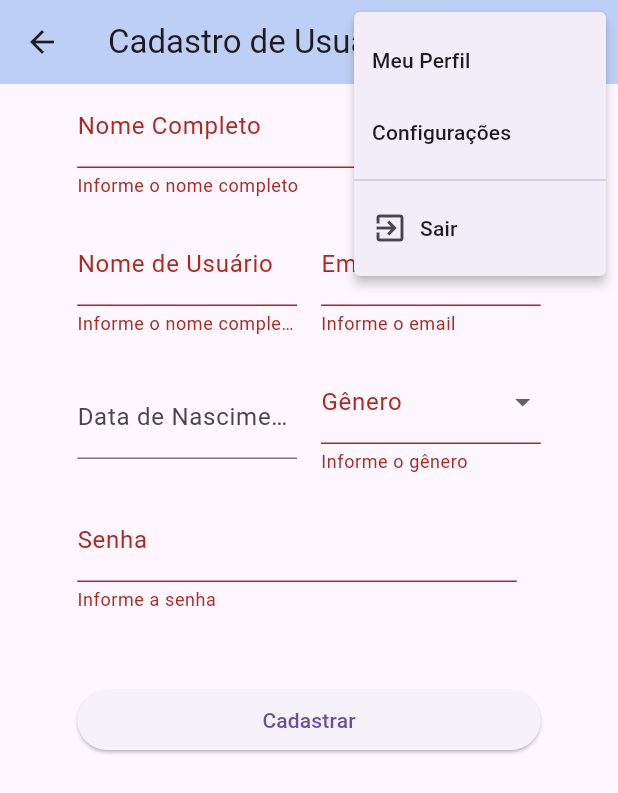
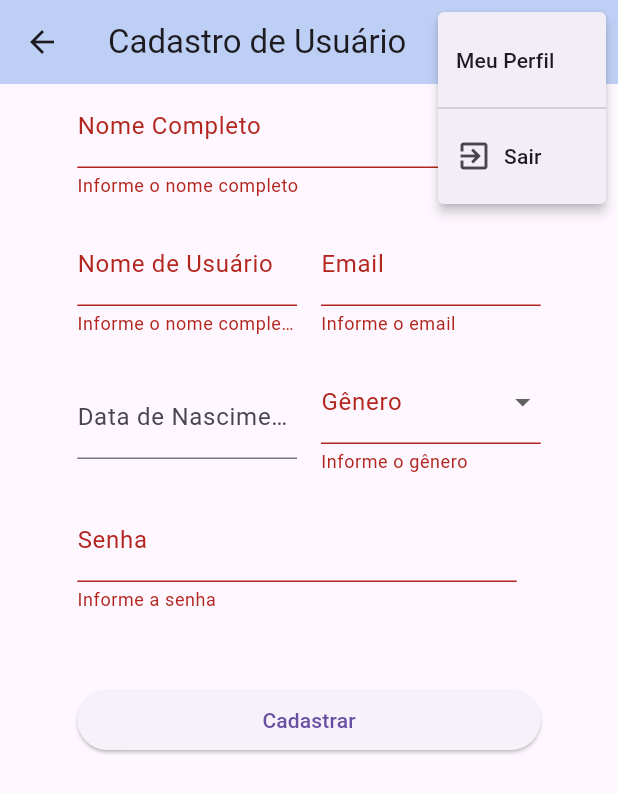
Before and after one commit to Faezito/APPCompanion, a Flutter app: the CadastroScreen screen opened directly, after a tap on "Cadastrar", after a tap on the "account circle" icon, on a phone screen of 412 x 824 dp. Shown: the top 793 px of the screen. Run offline on Flutter 3.47's test engine with Material 3 defaults, Android fonts, the phone set to English and light mode, and no system bars; our stand-ins replace dio, flutter_secure_storage, get_it; accounts and stored records are empty.

Commit message:
Limpeza de código morto

```diff
--- a/lib/screens/auth/login_screen.dart
+++ b/lib/screens/auth/login_screen.dart
@@ -2,7 +2,6 @@ import 'package:appcompanion/core/di/service_locator.dart';
 import 'package:appcompanion/models/requests/login.dart';
 import 'package:appcompanion/screens/home.dart';
 import 'package:appcompanion/screens/usuario/cadastro_screen.dart';
-import 'package:appcompanion/screens/usuario/lista_usuarios.dart';
 import 'package:appcompanion/services/acesso_service.dart';
 import 'package:appcompanion/services/auth_service.dart';
 import 'package:appcompanion/widgets/snackbar/snackbar_service.dart';
--- a/lib/screens/auth/splash_screen.dart
+++ b/lib/screens/auth/splash_screen.dart
@@ -1,7 +1,6 @@
 import 'package:appcompanion/core/di/service_locator.dart';
 import 'package:appcompanion/screens/auth/login_screen.dart';
 import 'package:appcompanion/screens/home.dart';
-import 'package:appcompanion/screens/usuario/lista_usuarios.dart';
 import 'package:flutter/material.dart';
 import '../../services/auth_service.dart';
 
--- a/lib/screens/usuario/cadastro_screen.dart
+++ b/lib/screens/usuario/cadastro_screen.dart
@@ -23,10 +23,10 @@ class CadastroScreen extends StatefulWidget {
     super.initState();
    }
 
-   final TextEditingController _nomeCompletoController = TextEditingController();
-   final TextEditingController _nomeUsuarioController = TextEditingController();
-   final TextEditingController _emailController = TextEditingController();
-   final TextEditingController _senhaController = TextEditingController();
+   final _nomeCompletoController = TextEditingController();
+   final _nomeUsuarioController = TextEditingController();
+   final _emailController = TextEditingController();
+   final _senhaController = TextEditingController();
    String? _generoSelecionado;
    DateTime? _dataNascimento;
 
--- a/lib/widgets/base/appbar.dart
+++ b/lib/widgets/base/appbar.dart
@@ -1,5 +1,6 @@
 import 'package:appcompanion/core/di/service_locator.dart';
 import 'package:appcompanion/screens/auth/login_screen.dart';
+import 'package:appcompanion/screens/menus/menu_configuracoes.dart';
 import 'package:appcompanion/services/auth_service.dart';
 import 'package:flutter/material.dart';
 
@@ -31,7 +32,7 @@ class BaseAppBar extends StatelessWidget implements PreferredSizeWidget {
                       break;
 
                     case "config":
-                      // abrir configurações
+                      Navigator.of(context).push(MaterialPageRoute(builder: (_) => const ConfigMenu()));
                       break;
 
                     case "logout":
@@ -50,6 +51,7 @@ class BaseAppBar extends StatelessWidget implements PreferredSizeWidget {
                     value: "perfil",
                     child: Text("Meu Perfil"),
                   ),
+                  if(auth.isAdmin)
                   const PopupMenuItem(
                     value: "config",
                     child: Text("Configurações"),
```
Lines whose indentation alone changed are shown as unchanged.
